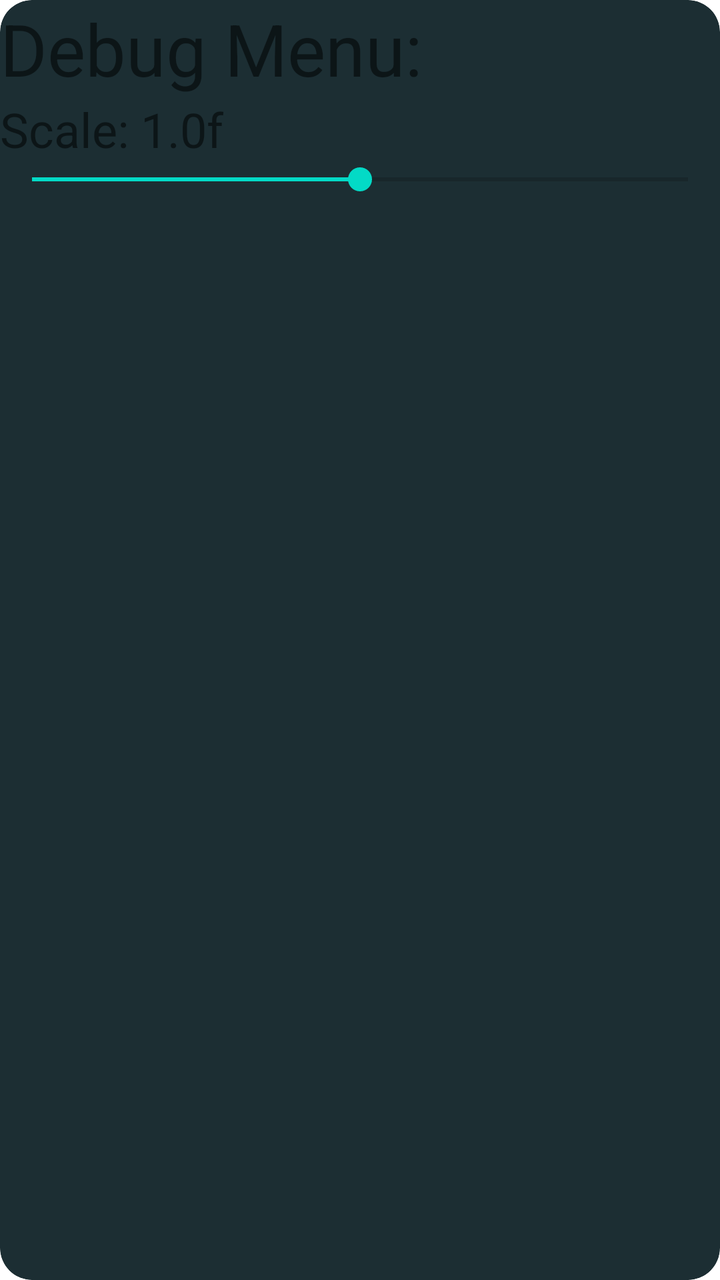
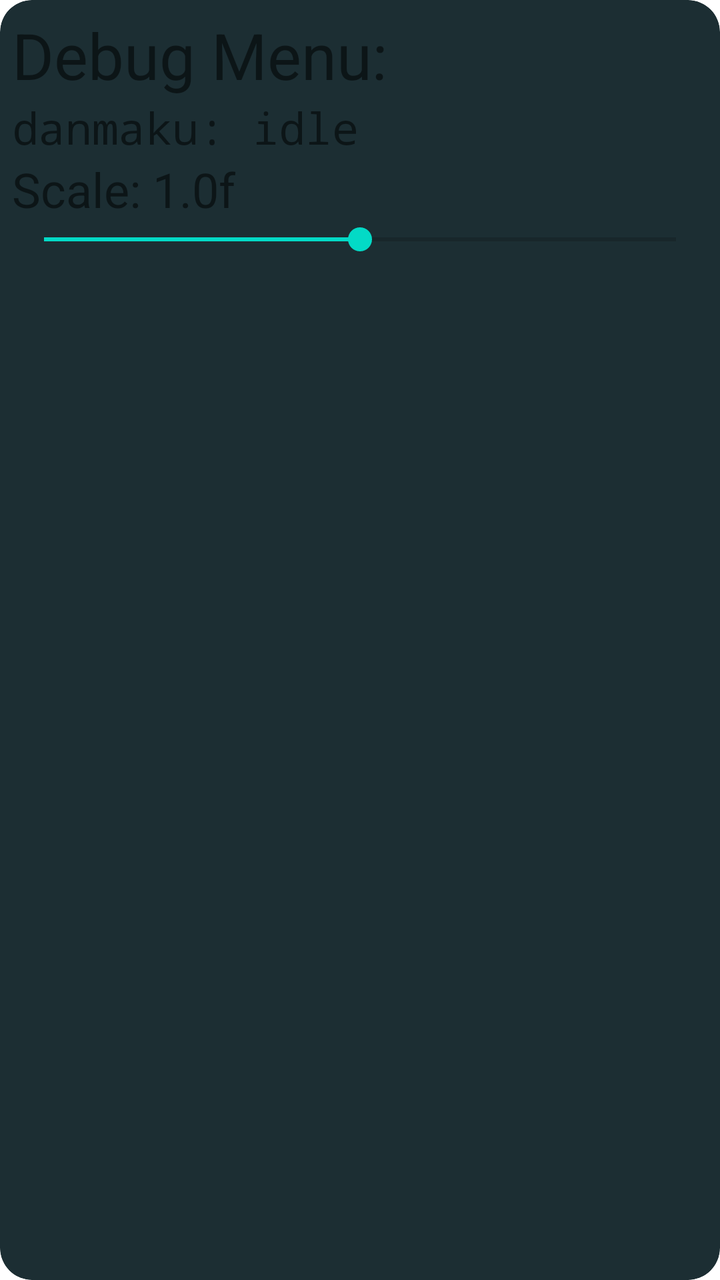

Screens rendered from an Android XML layout before and after an edit, with the pre-edit source and the edit as a unified diff.
<!-- AndroidManifest.xml: fallback theme Theme.MaterialComponents.DayNight.NoActionBar -->
<!-- res/layout/debug.xml -->
<?xml version="1.0" encoding="utf-8" ?>
<LinearLayout
  xmlns:android="http://schemas.android.com/apk/res/android"
  xmlns:app="http://schemas.android.com/apk/res-auto"
  android:layout_width="match_parent"
  android:layout_height="match_parent"
  android:orientation="vertical"
  android:background="@drawable/layout_bg"
  android:clipToOutline="true"
>
  <TextView
    android:layout_width="match_parent"
    android:layout_height="wrap_content"
    android:textSize="36sp"
    android:text="Debug Menu:"
  />
  <TextView
    android:id="@+id/scale_text"
    android:layout_width="match_parent"
    android:layout_height="wrap_content"
    android:textSize="24sp"
    android:text="Scale: 1.0f"
  />
  <SeekBar
    android:id="@+id/scale_bar"
    android:layout_width="match_parent"
    android:layout_height="wrap_content"
    android:progress="500"
    android:max="1000"
  />
</LinearLayout>
<!-- resources referenced by this layout -->
<resources>
  <!-- drawable layout_bg (drawable) -->
  <?xml version="1.0" encoding="UTF-8" ?>
  <shape xmlns:android="http://schemas.android.com/apk/res/android">
    <solid android:color="#FF1C2E33" />
    <corners android:radius="16dp" />
    <padding
      android:left="0dp"
      android:top="0dp"
      android:right="0dp"
      android:bottom="0dp"
    />
  </shape>
</resources>

<!-- the commit's change to res/layout/debug.xml (unified diff, before → after) -->
@@ -1,31 +1,46 @@
 <?xml version="1.0" encoding="utf-8" ?>
-<LinearLayout
+<ScrollView
   xmlns:android="http://schemas.android.com/apk/res/android"
-  xmlns:app="http://schemas.android.com/apk/res-auto"
   android:layout_width="match_parent"
   android:layout_height="match_parent"
-  android:orientation="vertical"
   android:background="@drawable/layout_bg"
   android:clipToOutline="true"
+  android:scrollbars="vertical"
+  android:fillViewport="true"
 >
-  <TextView
+  <LinearLayout
     android:layout_width="match_parent"
     android:layout_height="wrap_content"
-    android:textSize="36sp"
-    android:text="Debug Menu:"
-  />
-  <TextView
-    android:id="@+id/scale_text"
-    android:layout_width="match_parent"
-    android:layout_height="wrap_content"
-    android:textSize="24sp"
-    android:text="Scale: 1.0f"
-  />
-  <SeekBar
-    android:id="@+id/scale_bar"
-    android:layout_width="match_parent"
-    android:layout_height="wrap_content"
-    android:progress="500"
-    android:max="1000"
-  />
-</LinearLayout>
+    android:orientation="vertical"
+    android:padding="6dp"
+  >
+    <TextView
+      android:layout_width="match_parent"
+      android:layout_height="wrap_content"
+      android:textSize="32sp"
+      android:text="Debug Menu:"
+    />
+    <TextView
+      android:id="@+id/danmaku_status"
+      android:layout_width="match_parent"
+      android:layout_height="wrap_content"
+      android:textSize="22sp"
+      android:fontFamily="monospace"
+      android:text="danmaku: idle"
+    />
+    <TextView
+      android:id="@+id/scale_text"
+      android:layout_width="match_parent"
+      android:layout_height="wrap_content"
+      android:textSize="24sp"
+      android:text="Scale: 1.0f"
+    />
+    <SeekBar
+      android:id="@+id/scale_bar"
+      android:layout_width="match_parent"
+      android:layout_height="wrap_content"
+      android:progress="500"
+      android:max="1000"
+    />
+  </LinearLayout>
+</ScrollView>
